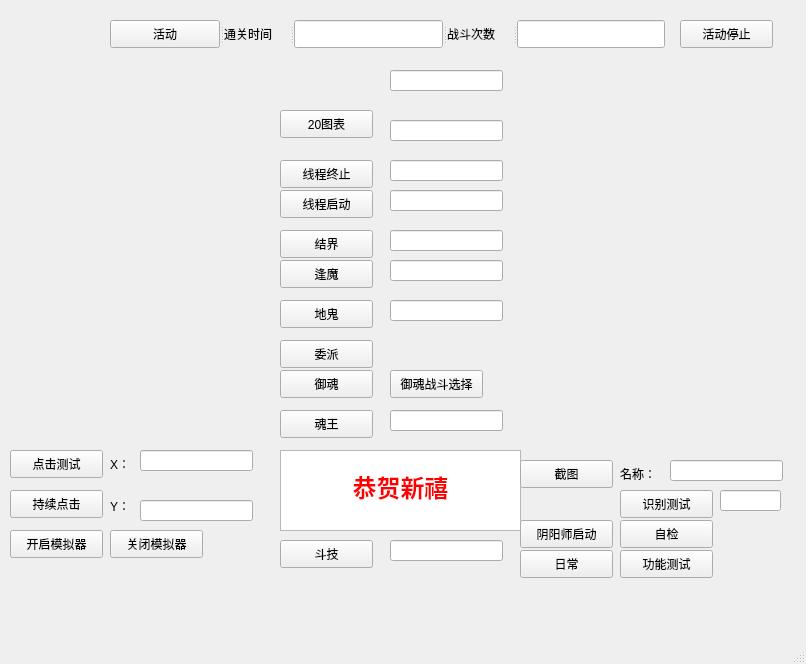
Old version of the form UI/YYS.ui in the repository CD-cat/YYS_TOOL.
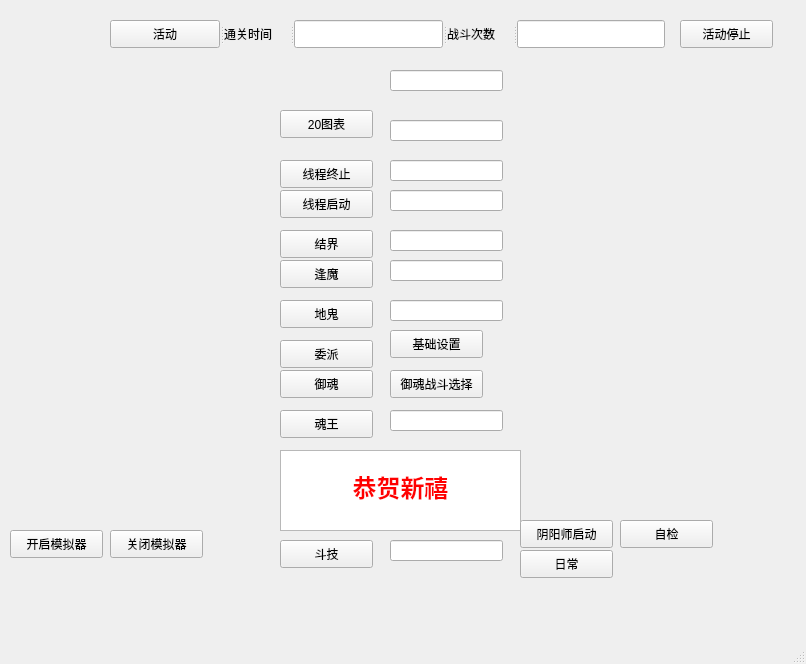
New version of the form. Icons and pictures are not drawn.

```diff
--- a/UI/YYS.ui
+++ b/UI/YYS.ui
@@ -97,39 +97,6 @@
      <bool>true</bool>
     </property>
    </widget>
-   <widget class="QPushButton" name="pushButton_2">
-    <property name="geometry">
-     <rect>
-      <x>520</x>
-      <y>460</y>
-      <width>93</width>
-      <height>28</height>
-     </rect>
-    </property>
-    <property name="text">
-     <string>截图</string>
-    </property>
-   </widget>
-   <widget class="QLineEdit" name="lineEdit_2">
-    <property name="geometry">
-     <rect>
-      <x>670</x>
-      <y>460</y>
-      <width>113</width>
-      <height>21</height>
-     </rect>
-    </property>
-   </widget>
-   <widget class="QLineEdit" name="lineEdit_3">
-    <property name="geometry">
-     <rect>
-      <x>140</x>
-      <y>450</y>
-      <width>113</width>
-      <height>21</height>
-     </rect>
-    </property>
-   </widget>
    <widget class="QPushButton" name="pushButton_3">
     <property name="geometry">
      <rect>
@@ -143,42 +110,6 @@
      <string>阴阳师启动</string>
     </property>
    </widget>
-   <widget class="QLineEdit" name="lineEdit_4">
-    <property name="geometry">
-     <rect>
-      <x>140</x>
-      <y>500</y>
-      <width>113</width>
-      <height>21</height>
-     </rect>
-    </property>
-   </widget>
-   <widget class="QPushButton" name="pushButton_4">
-    <property name="geometry">
-     <rect>
-      <x>10</x>
-      <y>450</y>
-      <width>93</width>
-      <height>28</height>
-     </rect>
-    </property>
-    <property name="text">
-     <string>点击测试</string>
-    </property>
-   </widget>
-   <widget class="QPushButton" name="pushButton_5">
-    <property name="geometry">
-     <rect>
-      <x>620</x>
-      <y>490</y>
-      <width>93</width>
-      <height>28</height>
-     </rect>
-    </property>
-    <property name="text">
-     <string>识别测试</string>
-    </property>
-   </widget>
    <widget class="QLineEdit" name="lineEdit_5">
     <property name="geometry">
      <rect>
@@ -235,16 +166,6 @@
      </rect>
     </property>
    </widget>
-   <widget class="QLineEdit" name="lineEdit_10">
-    <property name="geometry">
-     <rect>
-      <x>720</x>
-      <y>490</y>
-      <width>61</width>
-      <height>21</height>
-     </rect>
-    </property>
-   </widget>
    <widget class="QPushButton" name="pushButton_9">
     <property name="geometry">
      <rect>
@@ -258,45 +179,6 @@
      <string>魂王</string>
     </property>
    </widget>
-   <widget class="QLabel" name="label_5">
-    <property name="geometry">
-     <rect>
-      <x>620</x>
-      <y>460</y>
-      <width>41</width>
-      <height>28</height>
-     </rect>
-    </property>
-    <property name="text">
-     <string>名称：</string>
-    </property>
-   </widget>
-   <widget class="QLabel" name="label_6">
-    <property name="geometry">
-     <rect>
-      <x>110</x>
-      <y>450</y>
-      <width>21</width>
-      <height>28</height>
-     </rect>
-    </property>
-    <property name="text">
-     <string>X：</string>
-    </property>
-   </widget>
-   <widget class="QLabel" name="label_7">
-    <property name="geometry">
-     <rect>
-      <x>110</x>
-      <y>490</y>
-      <width>21</width>
-      <height>31</height>
-     </rect>
-    </property>
-    <property name="text">
-     <string>Y：</string>
-    </property>
-   </widget>
    <widget class="QPushButton" name="pushButton_10">
     <property name="geometry">
      <rect>
@@ -366,19 +248,6 @@
      </rect>
     </property>
    </widget>
-   <widget class="QPushButton" name="pushButton_13">
-    <property name="geometry">
-     <rect>
-      <x>620</x>
-      <y>550</y>
-      <width>93</width>
-      <height>28</height>
-     </rect>
-    </property>
-    <property name="text">
-     <string>功能测试</string>
-    </property>
-   </widget>
    <widget class="QPushButton" name="pushButton_14">
     <property name="geometry">
      <rect>
@@ -458,19 +327,6 @@
      <string>日常</string>
     </property>
    </widget>
-   <widget class="QPushButton" name="pushButton_17">
-    <property name="geometry">
-     <rect>
-      <x>10</x>
-      <y>490</y>
-      <width>93</width>
-      <height>28</height>
-     </rect>
-    </property>
-    <property name="text">
-     <string>持续点击</string>
-    </property>
-   </widget>
    <widget class="QPushButton" name="pushButton_18">
     <property name="geometry">
      <rect>
@@ -559,6 +415,19 @@
      <string>斗技</string>
     </property>
    </widget>
+   <widget class="QPushButton" name="pushButton_24">
+    <property name="geometry">
+     <rect>
+      <x>390</x>
+      <y>330</y>
+      <width>93</width>
+      <height>28</height>
+     </rect>
+    </property>
+    <property name="text">
+     <string>基础设置</string>
+    </property>
+   </widget>
   </widget>
   <widget class="QMenuBar" name="menubar">
    <property name="geometry">
```
